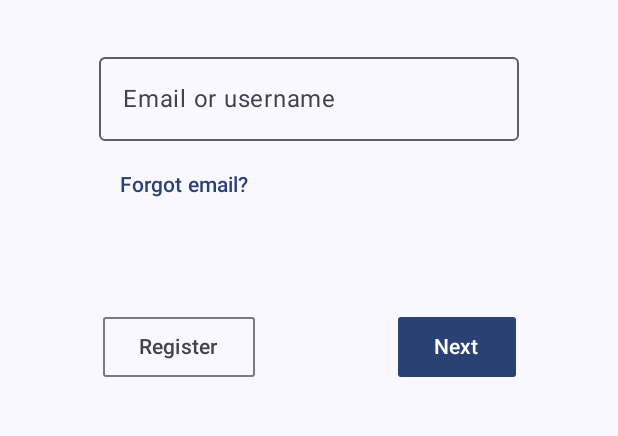
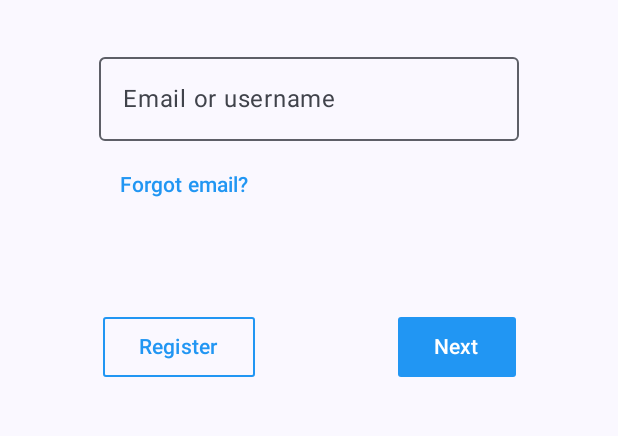
Before and after one commit to denis-spe/Money-Usage, an Android app built with Jetpack Compose: the screen it shows after launch (MainActivity), after a tap on "Login", on a phone screen of 412 x 824 dp, the part 470-906 px from its top. Run offline under Robolectric (Android 15) with nearby library versions, the phone set to English and light mode, and no system bars; our stand-ins replace Firebase (no records; nobody signed in at launch, a user with empty details on screens opened directly); libraries missing offline, so code that uses them is left out: co.yml.charts.

Commit message:
Changed home page button colors and authorization text field and button colors.

```diff
--- a/app/src/main/java/com/example/moneyusage/AppManager.kt
+++ b/app/src/main/java/com/example/moneyusage/AppManager.kt
@@ -1,5 +1,7 @@
 package com.example.moneyusage
 
+import android.os.Build
+import androidx.annotation.RequiresApi
 import androidx.compose.runtime.Composable
 import androidx.compose.ui.tooling.preview.Preview
 import com.example.moneyusage.frontend.pages.PageManager
@@ -8,6 +10,7 @@ import com.google.firebase.auth.FirebaseAuth
 import com.google.firebase.auth.FirebaseUser
 import com.google.firebase.firestore.FirebaseFirestore
 
+@RequiresApi(Build.VERSION_CODES.P)
 @Composable
 fun AppManager(
     currentUser: FirebaseUser? = null,
@@ -21,6 +24,7 @@ fun AppManager(
 }
 
 
+@RequiresApi(Build.VERSION_CODES.P)
 @Preview(showBackground = true)
 @Composable
 fun AppPreview() {
--- a/app/src/main/java/com/example/moneyusage/frontend/components/AuthButton.kt
+++ b/app/src/main/java/com/example/moneyusage/frontend/components/AuthButton.kt
@@ -2,9 +2,12 @@ package com.example.moneyusage.frontend.components
 
 import androidx.compose.foundation.shape.RoundedCornerShape
 import androidx.compose.material3.Button
+import androidx.compose.material3.ButtonDefaults
 import androidx.compose.material3.Text
 import androidx.compose.runtime.Composable
+import androidx.compose.ui.res.colorResource
 import androidx.compose.ui.unit.dp
+import com.example.moneyusage.R
 
 @Composable
 fun AuthButton(
@@ -13,7 +16,9 @@ fun AuthButton(
 ){
     Button(
         onClick = onClick,
-        shape = RoundedCornerShape(2.dp)
+        shape = RoundedCornerShape(2.dp),
+        colors = ButtonDefaults.buttonColors(
+            containerColor = colorResource(R.color.authorization_color))
     ) {
         Text(text = label)
     }
--- a/app/src/main/java/com/example/moneyusage/frontend/components/AuthOutlineButton.kt
+++ b/app/src/main/java/com/example/moneyusage/frontend/components/AuthOutlineButton.kt
@@ -1,20 +1,30 @@
 package com.example.moneyusage.frontend.components
 
+import androidx.compose.foundation.BorderStroke
 import androidx.compose.foundation.shape.RoundedCornerShape
 import androidx.compose.material3.Button
+import androidx.compose.material3.ButtonDefaults
 import androidx.compose.material3.OutlinedButton
 import androidx.compose.material3.Text
 import androidx.compose.runtime.Composable
+import androidx.compose.ui.res.colorResource
 import androidx.compose.ui.unit.dp
+import com.example.moneyusage.R
 
 @Composable
 fun AuthOutlineButton(
     label: String,
     onClick: () -> Unit
 ){
+    val colorResource = colorResource(id = R.color.authorization_color)
+
     OutlinedButton(
         onClick = onClick,
-        shape = RoundedCornerShape(2.dp)
+        shape = RoundedCornerShape(2.dp),
+        colors = ButtonDefaults.outlinedButtonColors(
+            contentColor = colorResource
+        ),
+        border = BorderStroke(1.dp, colorResource)
     ) {
         Text(text = label)
     }
--- a/app/src/main/java/com/example/moneyusage/frontend/components/AuthTextButton.kt
+++ b/app/src/main/java/com/example/moneyusage/frontend/components/AuthTextButton.kt
@@ -1,10 +1,13 @@
 package com.example.moneyusage.frontend.components
 
+import androidx.compose.material3.ButtonDefaults
 import androidx.compose.material3.Text
 import androidx.compose.material3.TextButton
 import androidx.compose.runtime.Composable
 import androidx.compose.ui.Modifier
 import androidx.compose.ui.modifier.modifierLocalConsumer
+import androidx.compose.ui.res.colorResource
+import com.example.moneyusage.R
 
 @Composable
 fun AuthTextButton(
@@ -14,7 +17,10 @@ fun AuthTextButton(
 ){
     TextButton(
         onClick = onClick,
-        modifier = modifier
+        modifier = modifier,
+        colors = ButtonDefaults.textButtonColors(
+            contentColor = colorResource(R.color.authorization_color)
+        )
     ) {
         Text(text = text)
     }
--- a/app/src/main/java/com/example/moneyusage/frontend/components/EmailAuthTextField.kt
+++ b/app/src/main/java/com/example/moneyusage/frontend/components/EmailAuthTextField.kt
@@ -5,13 +5,16 @@ import androidx.compose.foundation.layout.Column
 import androidx.compose.foundation.layout.Spacer
 import androidx.compose.foundation.layout.height
 import androidx.compose.material3.OutlinedTextField
+import androidx.compose.material3.OutlinedTextFieldDefaults
 import androidx.compose.material3.Text
 import androidx.compose.runtime.Composable
 import androidx.compose.runtime.MutableState
 import androidx.compose.ui.Alignment
 import androidx.compose.ui.Modifier
+import androidx.compose.ui.res.colorResource
 import androidx.compose.ui.text.input.TextFieldValue
 import androidx.compose.ui.unit.dp
+import com.example.moneyusage.R
 import com.example.moneyusage.frontend.dataclasses.AuthError
 
 /**
@@ -20,6 +23,7 @@ import com.example.moneyusage.frontend.dataclasses.AuthError
 @Composable
 fun EmailAuthTextField(
     label: String,
+    placeholder: String? = null,
     input: MutableState<TextFieldValue>,
     isError: Boolean = false,
     isAuthButtonClick: Boolean = false,
@@ -37,11 +41,15 @@ fun EmailAuthTextField(
                 input.value = it
             },
             placeholder = {
-                Text(text = label)
+                Text(text = placeholder ?: label)
             },
             label = {
                 Text(text = label)
             },
+            colors = OutlinedTextFieldDefaults.colors(
+                focusedBorderColor = colorResource(R.color.authorization_color),
+                focusedLabelColor = colorResource(R.color.authorization_color)
+            ),
             isError = isError
         )
 
--- /dev/null
+++ b/app/src/main/java/com/example/moneyusage/frontend/helper/MonthNames.kt
@@ -0,0 +1,4 @@
+package com.example.moneyusage.frontend.helper
+
+enum class MonthNames {January, February, March, April, May, June,
+    July, August, September, October, November, December}
--- a/app/src/main/java/com/example/moneyusage/frontend/pages/LandingPage.kt
+++ b/app/src/main/java/com/example/moneyusage/frontend/pages/LandingPage.kt
@@ -10,6 +10,7 @@ import androidx.compose.foundation.layout.fillMaxSize
 import androidx.compose.foundation.layout.fillMaxWidth
 import androidx.compose.foundation.layout.height
 import androidx.compose.foundation.layout.padding
+import androidx.compose.foundation.layout.size
 import androidx.compose.foundation.layout.width
 import androidx.compose.foundation.shape.RoundedCornerShape
 import androidx.compose.material3.Button
@@ -20,8 +21,9 @@ import androidx.compose.runtime.Composable
 import androidx.compose.ui.Modifier
 import androidx.compose.ui.graphics.Brush
 import androidx.compose.ui.graphics.Color
-import androidx.compose.ui.graphics.ColorFilter
+import androidx.compose.ui.res.colorResource
 import androidx.compose.ui.res.painterResource
+import androidx.compose.ui.res.stringResource
 import androidx.compose.ui.text.font.FontWeight
 import androidx.compose.ui.tooling.preview.Devices
 import androidx.compose.ui.tooling.preview.Preview
@@ -58,9 +60,7 @@ fun LandingPage(
                     .fillMaxWidth(0.8f)
                     .padding(end = 10.dp)
             ){
-                Text(text = "Get to know how use your money with money usage," +
-                        " the best app for tracking income, expense and how you lend to other" +
-                        " plus you can even get to know the people who you own.")
+                Text(text = stringResource(R.string.intro_description))
             }
         }
         Spacer(modifier = Modifier.height(30.dp))
@@ -68,9 +68,9 @@ fun LandingPage(
         Column {
             Row {
                 Text(
-                    text = "Login or register to get started.",
+                    text = stringResource(R.string.login_register_subtitle),
                     fontSize = 15.sp,
-                    fontWeight = FontWeight.Medium
+                    fontWeight = FontWeight.Bold
                 )
             }
 
@@ -95,7 +95,8 @@ fun LandingPage(
                 ) {
                     Image(
                         painter = painterResource(id = R.drawable.g_icon),
-                        contentDescription = "google icon"
+                        contentDescription = stringResource(R.string.google_icon),
+                        modifier = Modifier.size(40.dp)
                     )
                     GoogleText()
                 }
@@ -105,16 +106,12 @@ fun LandingPage(
                 /**
                  * Register and login Row
                  */
-                Row{
-                    AppTitle(15.sp)
-                    Text(text = " account", fontSize = 15.sp)
-                }
 
                 Row(
                     modifier = Modifier
                         .fillMaxWidth()
                 ) {
-                    val registerAndLoginColor = Color(68, 179, 230, 255)
+                    val registerAndLoginColor = colorResource(R.color.authorization_color)
 
                     // Register button
                     Button(
@@ -127,12 +124,6 @@ fun LandingPage(
                             containerColor = registerAndLoginColor,
                         )
                     ) {
-                        Image(
-                            painter = painterResource(id = R.drawable.register_icon),
-                            contentDescription = "register icon",
-                            colorFilter = ColorFilter.tint(Color.White)
-                        )
-                        Spacer(modifier = Modifier.width(10.dp))
                         Text(text = "Register")
                     }
 
@@ -146,12 +137,6 @@ fun LandingPage(
                         shape = RoundedCornerShape(2.dp),
                         border = BorderStroke(1.dp, registerAndLoginColor)
                     ) {
-                        Image(
-                            painter = painterResource(id = R.drawable.login_icon),
-                            contentDescription = "register icon",
-                            colorFilter = ColorFilter.tint(registerAndLoginColor)
-                        )
-                        Spacer(modifier = Modifier.width(10.dp))
                         Text(
                             text = "Login",
                             color = registerAndLoginColor
--- a/app/src/main/java/com/example/moneyusage/frontend/pages/LoginPage.kt
+++ b/app/src/main/java/com/example/moneyusage/frontend/pages/LoginPage.kt
@@ -16,6 +16,7 @@ import androidx.compose.runtime.mutableStateOf
 import androidx.compose.runtime.remember
 import androidx.compose.ui.Alignment
 import androidx.compose.ui.Modifier
+import androidx.compose.ui.res.stringResource
 import androidx.compose.ui.text.font.FontWeight
 import androidx.compose.ui.text.input.TextFieldValue
 import androidx.compose.ui.tooling.preview.Devices
@@ -23,6 +24,7 @@ import androidx.compose.ui.tooling.preview.Preview
 import androidx.compose.ui.unit.dp
 import androidx.compose.ui.unit.sp
 import androidx.navigation.NavController
+import com.example.moneyusage.R
 import com.example.moneyusage.frontend.components.AppTitle
 import com.example.moneyusage.frontend.components.AuthButton
 import com.example.moneyusage.frontend.components.AuthOutlineButton
@@ -71,7 +73,7 @@ class LoginPage(
             ){
                 // Email address or username textField
                 EmailAuthTextField(
-                    label = "Email or username",
+                    label = stringResource(R.string.loginEmailLabel),
                     input = emailInputState,
                     isAuthButtonClick = false,
                     errorMessage = "Enter an email or username"
--- a/app/src/main/java/com/example/moneyusage/frontend/pages/PageManager.kt
+++ b/app/src/main/java/com/example/moneyusage/frontend/pages/PageManager.kt
@@ -40,7 +40,7 @@ fun PageManager(
             LandingPage(navController)
         }
 
-        // Home page
+        // Home page (logged in)
         composable(NavRoutes.Home.route){
             homePage.HomePage()
         }
--- a/app/src/main/res/values/colors.xml
+++ b/app/src/main/res/values/colors.xml
@@ -1,5 +1,7 @@
 <?xml version="1.0" encoding="utf-8"?>
 <resources>
+    <color name="interactiveClickColor">#E74C1C</color>
+    <color name="authorization_color">#2196F3</color>
     <color name="purple_200">#FFBB86FC</color>
     <color name="purple_500">#FF6200EE</color>
     <color name="purple_700">#FF3700B3</color>
--- a/app/src/main/res/values/strings.xml
+++ b/app/src/main/res/values/strings.xml
@@ -1,3 +1,13 @@
 <resources>
     <string name="app_name">Money Usage</string>
+    <string name="google_icon">google icon</string>
+    <string name="intro_description">
+        Get to know how use your money with money usage
+        the best app for tracking income, expense and how you lend to other
+        plus you can even get to know the people who you own.
+    </string>
+    <string name="login_register_subtitle">Login or register to get started.</string>
+    <string name="loginEmailLabel">Email or username</string>
+    <string name="email_creation_label">Create a new email address</string>
+    <string name="email_creation_placeholder">Email</string>
 </resources>
--- a/gradle/libs.versions.toml
+++ b/gradle/libs.versions.toml
@@ -1,5 +1,5 @@
 [versions]
-agp = "8.6.1"
+agp = "8.7.1"
 firebaseBom = "32.7.4"
 kotlin = "1.9.0"
 coreKtx = "1.10.1"
```
Also changed, not shown: app/src/main/java/com/example/moneyusage/frontend/components/BottomIconButton.kt (+6 -7 lines), app/src/main/java/com/example/moneyusage/frontend/components/DateTextField.kt (+11 -0 lines), app/src/main/java/com/example/moneyusage/frontend/components/DropDownComponent.kt (+13 -0 lines), app/src/main/java/com/example/moneyusage/frontend/components/NameTextField.kt (+8 -1 lines), app/src/main/java/com/example/moneyusage/frontend/components/PasswordAuthTextField.kt (+9 -0 lines), app/src/main/java/com/example/moneyusage/frontend/pages/HomePage.kt (+24 -15 lines), app/src/main/java/com/example/moneyusage/frontend/pages/RegistrationPage.kt (+28 -15 lines), gradle/wrapper/gradle-wrapper.properties.
